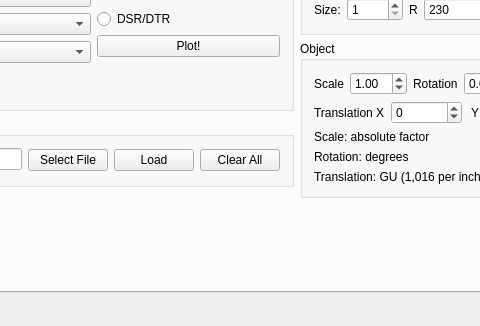
Qt form mainwindow.ui (makerslocal/localplot) before a commit; both pictures show x 130 to 610 and y 167 to 493 of the 876 by 493 pixel window.
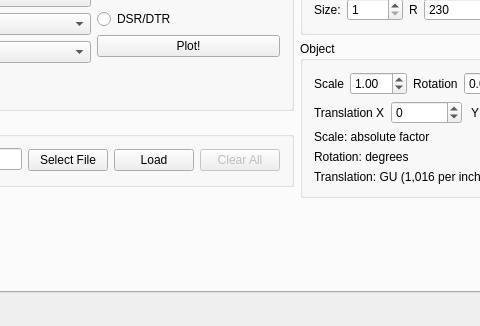
The same form after that commit.

Commit message: disabled unconnected button

What changed in the file:
```diff
--- a/mainwindow.ui
+++ b/mainwindow.ui
@@ -223,6 +223,9 @@
                </item>
                <item>
                 <widget class="QPushButton" name="pushButton_clearObjects">
+                 <property name="enabled">
+                  <bool>false</bool>
+                 </property>
                  <property name="text">
                   <string>Clear All</string>
                  </property>
```
